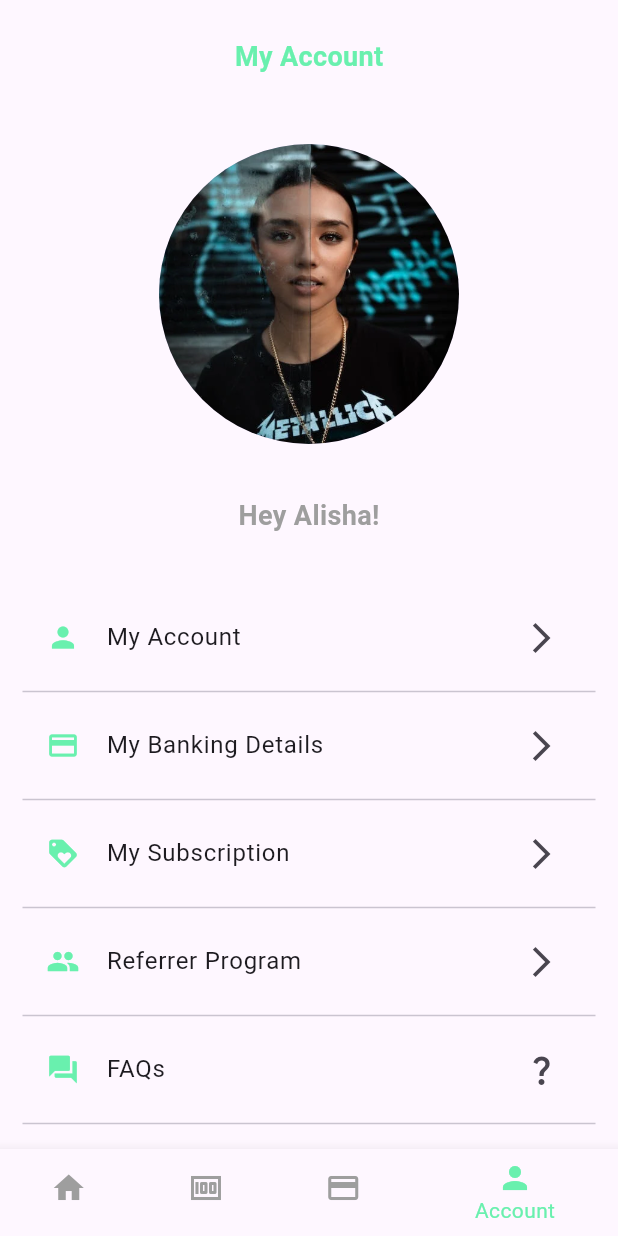
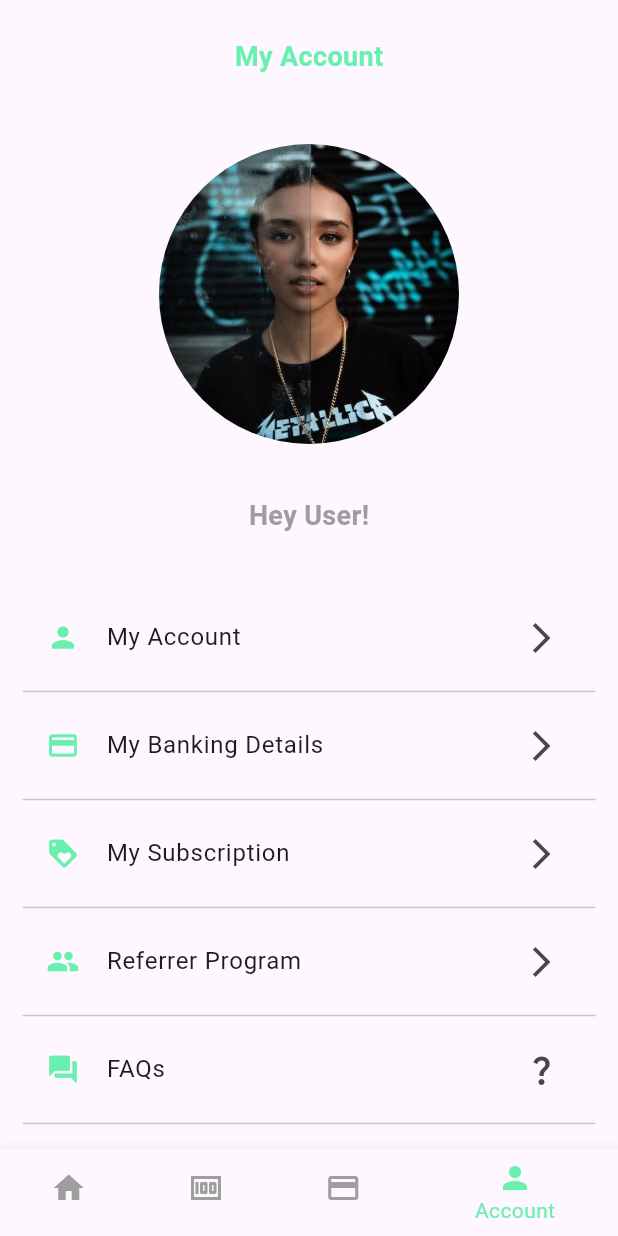
Before and after one commit to DEADPOOLpv/FinanceManager_WebDev_Prototype, a Flutter app: the screen it shows after launch, item 4 of the bottom bar chosen, on a phone screen of 412 x 824 dp. Run offline on Flutter 3.47's test engine with Material 3 defaults, Android fonts, the phone set to English and light mode, and no system bars.

Commit message:
Changed User name

```diff
--- a/lib/mainPages/AccountPage.dart
+++ b/lib/mainPages/AccountPage.dart
@@ -44,7 +44,7 @@ class _AccountPageState extends State<AccountPage> {
           child: Padding(
               padding: EdgeInsets.fromLTRB(0, 20, 0, 15),
               child: Text(
-                "Hey Alisha!",
+                "Hey User!",
                 style: TextStyle(
                     color: Colors.grey[500],
                     fontWeight: FontWeight.bold,
```
